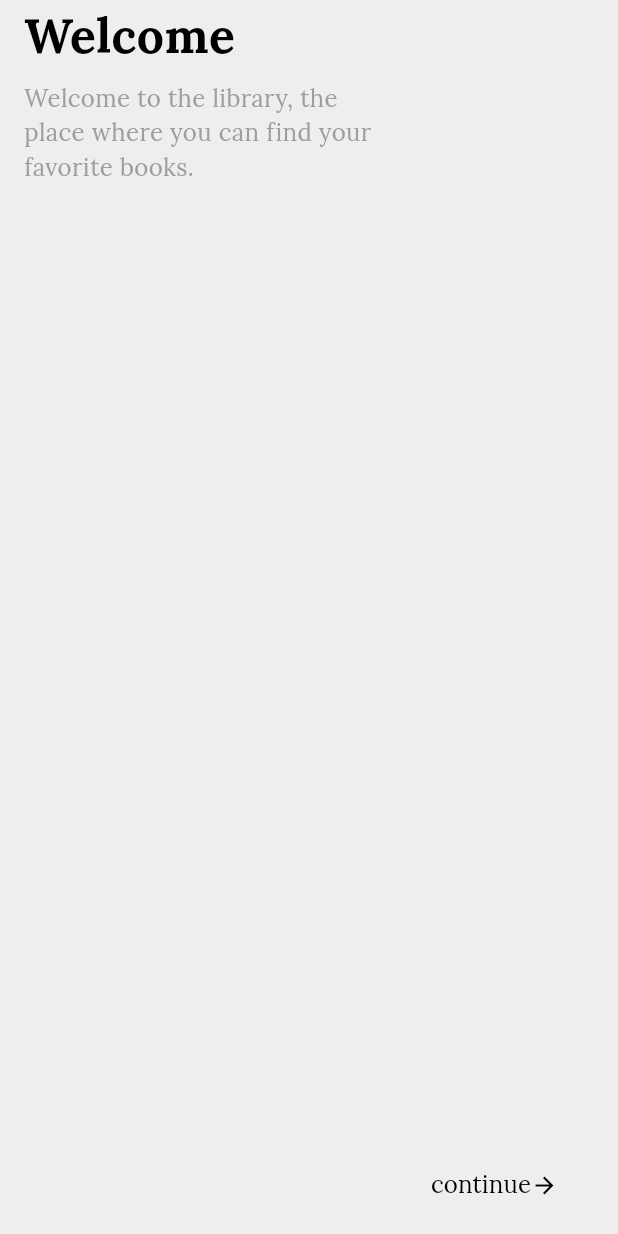
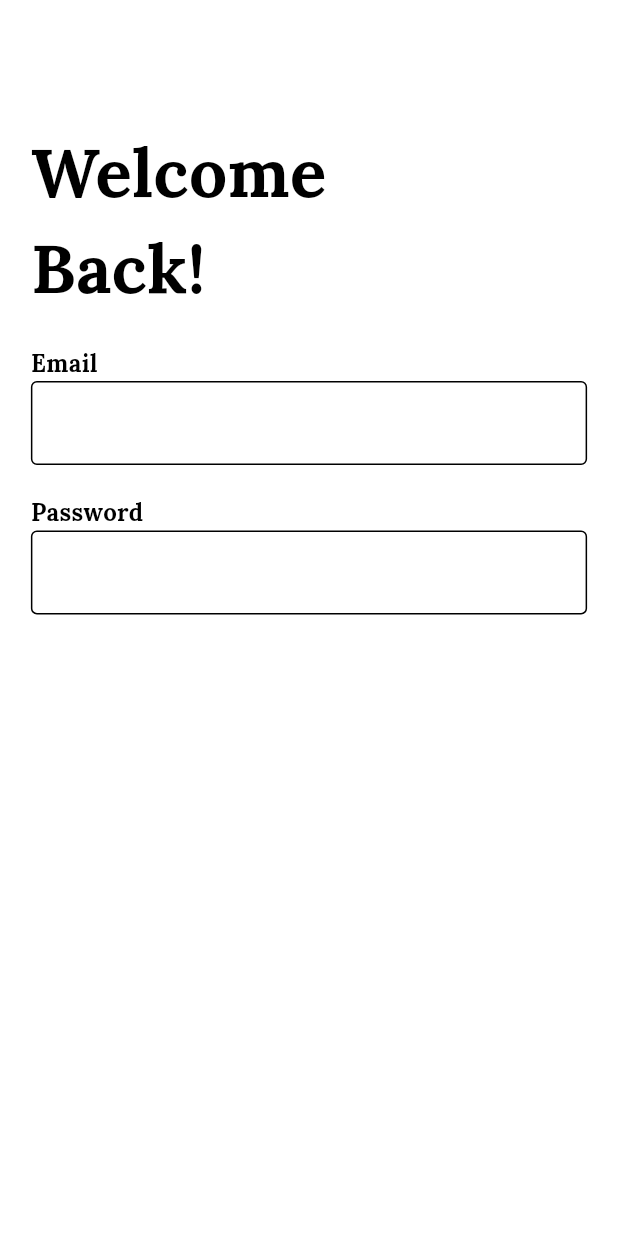
Before and after one commit to dadikas/libary_management, a Flutter app: the SigninPage screen opened directly, on a phone screen of 412 x 824 dp. Run offline on Flutter 3.47's test engine with Material 3 defaults, Android fonts, the light colour scheme and no system bars; our stand-ins replace equatable, flutter_bloc, smooth_page_indicator; project files that could hold a hidden picture were left out.

Commit message:
update somthing
This reverts commit 2cb4ca0c4ea79239d85e2775cd0c8be60e6d5c6e.

```diff
--- a/lib/src/app.dart
+++ b/lib/src/app.dart
@@ -1,7 +1,7 @@
 
 import 'package:flutter/material.dart';
 import 'package:libary_management/src/core/theme/theme.dart';
-import 'package:libary_management/src/features/auth/presentation/pages/startup_page.dart';
+import 'package:libary_management/src/features/auth/presentation/pages/introduction_page.dart';
 
 class LibaryManagementApp extends StatelessWidget{
   const LibaryManagementApp({super.key});
@@ -11,7 +11,7 @@ class LibaryManagementApp extends StatelessWidget{
       debugShowCheckedModeBanner: false,
       title: 'Libary Management',
       theme: AppTheme.lightTheme,
-      home: const StartupPage(),
+      home: const IntroductionPage(),
     );
   }
 }
--- a/lib/src/core/theme/theme.dart
+++ b/lib/src/core/theme/theme.dart
@@ -8,7 +8,7 @@ class AppTheme{
 ThemeData lightGreenMode = ThemeData(
     brightness: Brightness.light,
     colorScheme: const ColorScheme.light(
-        surface: Color.fromRGBO(238,238, 238, 1),
+        surface: Colors.white,
         primary: Color.fromRGBO(0, 0, 0, 1),
         secondary: Color.fromRGBO(79,140,132, 1),
         onSurface: Colors.white,
--- a/lib/src/core/widget/utils/text_util.dart
+++ b/lib/src/core/widget/utils/text_util.dart
@@ -1,5 +1,6 @@
 class TextUtil {
   static const double textSize = 16.0;
   static const double smallTextSize = 14.0;
+  static const double largeTextSize = 45.0;
   static const String fontStyle = 'Lora';
 }
--- a/lib/src/features/auth/presentation/pages/signin_page.dart
+++ b/lib/src/features/auth/presentation/pages/signin_page.dart
@@ -1,6 +1,7 @@
 import 'package:flutter/material.dart';
 import 'package:libary_management/src/core/widget/components/custom_text.dart';
 import 'package:libary_management/src/core/widget/components/custom_textfield.dart';
+import 'package:libary_management/src/core/widget/utils/text_util.dart';
 
 class SigninPage extends StatefulWidget {
   const SigninPage({super.key});
@@ -15,152 +16,32 @@ class _SigninPageState extends State<SigninPage> {
   @override
   Widget build(BuildContext context) {
     return Scaffold(
-      body: Stack(
-        children: [
-          _buildWelcomeSection(context),
-          _buildLoginForm(context),
-          if (!showLogin) _buildNextButton(),
-        ],
-      ),
-    );
-  }
-
-  Widget _buildWelcomeSection(BuildContext context) {
-    return AnimatedPositioned(
-      duration: const Duration(milliseconds: 500),
-      top: showLogin ? -MediaQuery.of(context).size.height * 0.4 : 0,
-      left: 0,
-      child: Column(
+      body: Column(
         crossAxisAlignment: CrossAxisAlignment.start,
-        children: [
-
-          AnimatedOpacity(
-              opacity: showLogin ? 0.0 : 1.0,
-              duration: const Duration(milliseconds: 500),
-              child: Padding(
-                padding: const EdgeInsets.only(left: 16.0, right: 40),
-                child: Column(
-                  crossAxisAlignment: CrossAxisAlignment.start,
-                  children: [
-                    const CustomText(
-                      text: "Welcome",
-                      fontSize: 32,
-                      isBold: true,
-                    ),
-                    const SizedBox(height: 8),
-                    Container(
-                      constraints: BoxConstraints(
-                          maxWidth: MediaQuery.of(context).size.width * 0.6),
-                      child: const CustomText(
-                        text:
-                            "Welcome to the library, the place where you can find your favorite books.",
-                        maxLines: 3,
-                        isOverFlow: true,
-                        textColor: Colors.grey,
-                      ),
-                    )
-                  ],
-                ),
-              )),
-        ],
-      ),
-    );
-  }
-
-  Widget _buildLoginForm(BuildContext context) {
-    return AnimatedPositioned(
-      duration: const Duration(milliseconds: 500),
-      top: showLogin
-          ? MediaQuery.of(context).size.height * 0.15
-          : MediaQuery.of(context).size.height,
-      left: 0,
-      right: 0,
-      child: AnimatedOpacity(
-        opacity: showLogin ? 1.0 : 0.0,
-        duration: const Duration(milliseconds: 500),
-        child: const LoginForm(),
-      ),
-    );
-  }
-
-  Widget _buildNextButton() {
-    return Positioned(
-      bottom: 10,
-      right: 16,
-      child: AnimatedOpacity(
-        opacity: showLogin ? 0.0 : 1.0,
-        duration: const Duration(milliseconds: 500),
-        child: ElevatedButton(
-          onPressed: () {
-            setState(() {
-              showLogin = true;
-            });
-          },
-          style: ElevatedButton.styleFrom(
-            elevation: 0,
-          ),
-          child: const Row(
-            mainAxisSize: MainAxisSize.min,
-            children: [
-              CustomText(text: "continue"),
-              Icon(Icons.arrow_forward),
-            ],
-          ),
-        ),
-      ),
-    );
-  }
-}
-
-class LoginForm extends StatelessWidget {
-  const LoginForm({super.key});
-
-  @override
-  Widget build(BuildContext context) {
-    return Container(
-      padding: const EdgeInsets.all(20),
-      child: Column(
-        crossAxisAlignment: CrossAxisAlignment.start,
-        mainAxisSize: MainAxisSize.min,
-        children: [
-          SizedBox(height: MediaQuery.of(context).size.height * 0.1),
-          Row(
-            children: [
-              Container(
-                decoration: BoxDecoration(
-                  border: Border(
-                    bottom: BorderSide(
-                        width: 1.5, color: Theme.of(context).colorScheme.primary), // Custom underline
-                  ),
-                ),
-                child: CustomText(
-                  text: "Sign",
-                  isBold: true,
-                  fontSize: MediaQuery.of(context).size.width * 0.1,
-                ),
-              ),
-              CustomText(
-                text: " In",
-                isBold: true,
-                fontSize: MediaQuery.of(context).size.width * 0.1,
-              ),
-            ],
-          ),
-          const SizedBox(height: 20),
-          const CustomTextfield(title: "Email", hintText: "Email"),
-          const SizedBox(height: 20),
-          const CustomTextfield(title: "Password", hintText: "Password", icon: Icons.lock, type: "Password", isObscureText: true,),
-          const SizedBox(height: 20),
-          Align(
-            alignment: Alignment.centerRight,
-            child: SizedBox(
-              child: ElevatedButton(
-                onPressed: () {},
-                child: const CustomText(text: "Login"),
-              ),
+        children: <Widget>[
+          Padding(
+            padding: EdgeInsets.only(
+                left: MediaQuery.of(context).size.width * 0.05,
+                top: MediaQuery.of(context).size.width * 0.2),
+            child: const CustomText(
+              text: 'Welcome \nBack!',
+              fontSize: TextUtil.largeTextSize,
+              isBold: true,
+              maxLines: 2,
             ),
           ),
-          const SizedBox(height: 20),
+          Padding(
+            padding: EdgeInsets.all(MediaQuery.of(context).size.width * 0.05),
+            child: Column(
+              children: [
+                const CustomTextfield(title: 'Email', hintText: 'Email'),
+                SizedBox(
+                  height: MediaQuery.of(context).size.width * 0.05,
+                ),
+                const CustomTextfield(title: 'Password', hintText: 'Password')
+              ],
+            ),
+          ),
         ],
       ),
     );
--- a/pubspec.yaml
+++ b/pubspec.yaml
@@ -81,8 +81,8 @@ flutter:
   fonts:
     - family: Lora
       fonts:
-        - asset: assets/fonts/Lora/Lora-VariableFont_wght.ttf
-        - asset: assets/fonts/Lora/Lora-Italic-VariableFont_wght.ttf
+        - asset: assets/fonts/Lora-VariableFont_wght.ttf
+        - asset: assets/fonts/Lora-Italic-VariableFont_wght.ttf
 
           style: italic
   # - family: Trajan Pro
```
Also changed, not shown: lib/src/features/auth/presentation/pages/introduction_page.dart (+42 -8 lines), lib/src/features/auth/presentation/pages/startup_page.dart (deleted, +0 -39 lines), assets/background.svg (deleted), assets/fonts/Lora-Italic-VariableFont_wght.ttf (renamed from assets/fonts/Lora/Lora-Italic-VariableFont_wght.ttf), assets/fonts/Lora-VariableFont_wght.ttf (renamed from assets/fonts/Lora/Lora-VariableFont_wght.ttf), assets/images/Book.png (added), assets/images/Logo.png, assets/images/Store.png, pubspec.lock.
